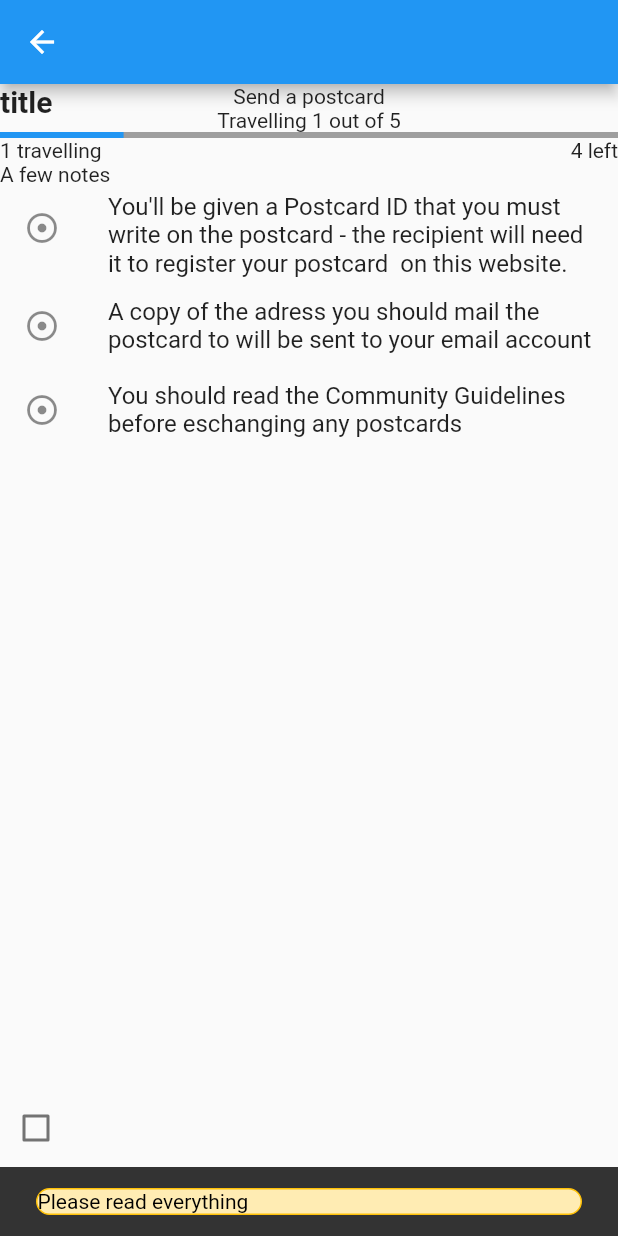
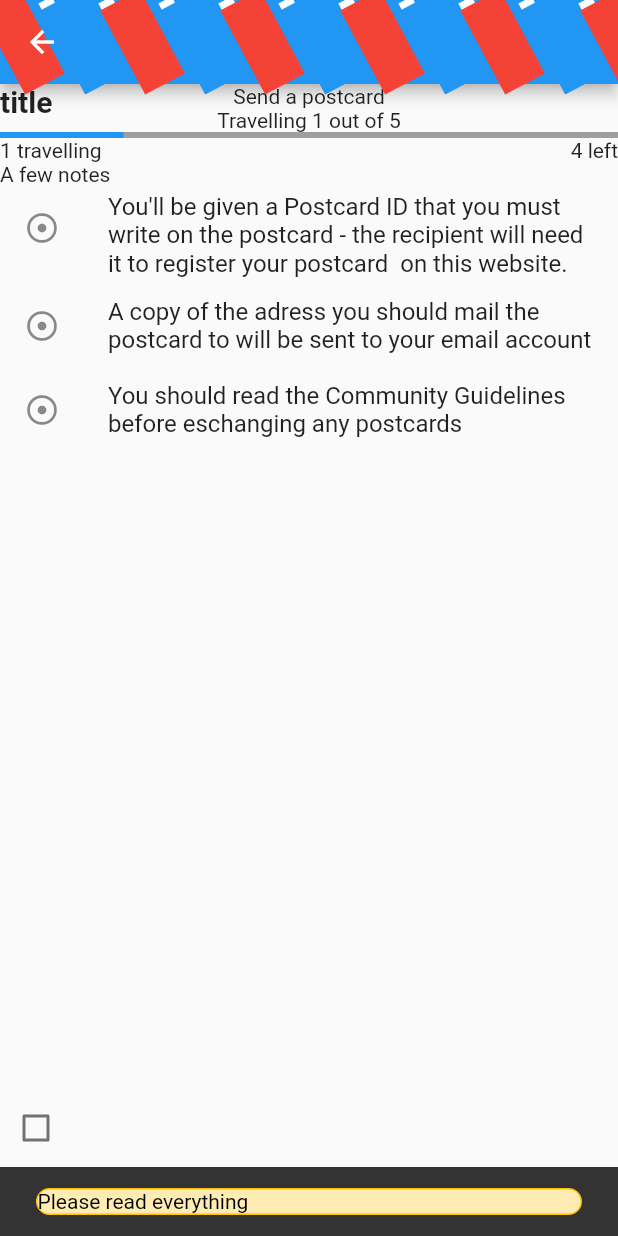
Before and after one commit to A-Castanho/postcrossing, a Flutter app: the SendScreen screen opened directly, after a tap on "Request adress", on a phone screen of 412 x 824 dp. Run offline on Flutter 3.47's test engine with Material 2 defaults, Android fonts, the light colour scheme and no system bars; missing offline and left inert: screen_config.

Commit message:
some wall layout

```diff
--- a/lib/functionalities/postcard_sending/screens/send_screen.dart
+++ /dev/null
@@ -1,113 +0,0 @@
-import 'package:flutter/material.dart';
-import 'package:screen_config/screen_config.dart';
-
-import '../../../widgets/customappbar.dart';
-
-class SendScreen extends StatefulWidget {
-  const SendScreen({super.key});
-
-  @override
-  State<SendScreen> createState() => _SendScreenState();
-}
-
-class _SendScreenState extends State<SendScreen> {
-  final noTravelling = 1;
-
-  final maxNoTravelling = 5;
-
-  var _agreedTerms = false;
-
-  @override
-  Widget build(BuildContext context) {
-    return Scaffold(
-      appBar: buildCustomAppBar(),
-      body: Column(
-        children: [
-          Text('Send a postcard'),
-          Expanded(
-            child: Column(
-              children: <Widget>[
-                Text('Travelling $noTravelling out of $maxNoTravelling'),
-                LinearProgressIndicator(
-                  value: (noTravelling.toDouble() * 1) / maxNoTravelling,
-                  backgroundColor: Colors.grey,
-                ),
-                Row(
-                  mainAxisAlignment: MainAxisAlignment.spaceBetween,
-                  children: [
-                    Text('$noTravelling travelling'),
-                    Text('${maxNoTravelling - noTravelling} left'),
-                  ],
-                ),
-                Expanded(
-                  child: Column(
-                    mainAxisAlignment: MainAxisAlignment.center,
-                    crossAxisAlignment: CrossAxisAlignment.start,
-                    children: [
-                      Text('A few notes'),
-                      Expanded(
-                        child: ListView(
-                          children: [
-                            _buildInfoItem(
-                                "You'll be given a Postcard ID that you must write on the postcard - the recipient will need it to register your postcard  on this website."),
-                            _buildInfoItem(
-                                "A copy of the adress you should mail the postcard to will be sent to your email account"),
-                            _buildInfoItem(
-                                "You should read the Community Guidelines before eschanging any postcards"),
-                          ],
-                        ),
-                      ),
-                      Checkbox(
-                        value: false,
-                        onChanged: (value) => setState(() {
-                          print(value);
-                          _agreedTerms = value ?? false;
-                        }),
-                      ),
-                      ElevatedButton.icon(
-                          onPressed: () {
-                            if (_agreedTerms) {
-                              /*  Navigator.push(
-                                  context,
-                                  MaterialPageRoute(
-                                    builder: (context) {},
-                                  )); */
-                            } else {
-                              ScaffoldMessenger.of(context).showSnackBar(
-                                SnackBar(
-                                  content: Container(
-                                      width: ScreenConfig.blockSizeHorizontal,
-                                      decoration: BoxDecoration(
-                                          color: Colors.amber.shade100,
-                                          borderRadius: BorderRadius.all(
-                                              Radius.circular(12)),
-                                          border:
-                                              Border.all(color: Colors.amber)),
-                                      child: Text(
-                                        "Please read everything",
-                                        style: TextStyle(color: Colors.black),
-                                      )),
-                                ),
-                              );
-                            }
-                          },
-                          icon: Icon(Icons.mail),
-                          label: Text('Request adress'))
-                    ],
-                  ),
-                )
-              ],
-            ),
-          ),
-        ],
-      ),
-    );
-  }
-
-  Widget _buildInfoItem(String s) {
-    return ListTile(
-      leading: Icon(Icons.adjust_sharp),
-      title: Text(s),
-    );
-  }
-}
--- a/lib/main.dart
+++ b/lib/main.dart
@@ -1,6 +1,8 @@
 import 'package:flutter/material.dart';
+import 'package:postcrossing/screens/mainScreen.dart';
 import 'package:screen_config/screen_config.dart';
-import 'functionalities/postcard_sending/screens/send_screen.dart';
+import 'screens/send_screen.dart';
+import 'screens/sent_wall.dart';
 
 void main() {
   runApp(const MyApp());
@@ -27,6 +29,6 @@ class AppHome extends StatelessWidget {
   @override
   Widget build(BuildContext context) {
     ScreenConfig.init(context);
-    return SendScreen();
+    return MyHomePage();
   }
 }
--- /dev/null
+++ b/lib/screens/send_screen.dart
@@ -0,0 +1,113 @@
+import 'package:flutter/material.dart';
+import 'package:screen_config/screen_config.dart';
+
+import '../widgets/customappbar.dart';
+
+class SendScreen extends StatefulWidget {
+  const SendScreen({super.key});
+
+  @override
+  State<SendScreen> createState() => _SendScreenState();
+}
+
+class _SendScreenState extends State<SendScreen> {
+  final noTravelling = 1;
+
+  final maxNoTravelling = 5;
+
+  var _agreedTerms = false;
+
+  @override
+  Widget build(BuildContext context) {
+    return Scaffold(
+      appBar: buildCustomAppBar(),
+      body: Column(
+        children: [
+          Text('Send a postcard'),
+          Expanded(
+            child: Column(
+              children: <Widget>[
+                Text('Travelling $noTravelling out of $maxNoTravelling'),
+                LinearProgressIndicator(
+                  value: (noTravelling.toDouble() * 1) / maxNoTravelling,
+                  backgroundColor: Colors.grey,
+                ),
+                Row(
+                  mainAxisAlignment: MainAxisAlignment.spaceBetween,
+                  children: [
+                    Text('$noTravelling travelling'),
+                    Text('${maxNoTravelling - noTravelling} left'),
+                  ],
+                ),
+                Expanded(
+                  child: Column(
+                    mainAxisAlignment: MainAxisAlignment.center,
+                    crossAxisAlignment: CrossAxisAlignment.start,
+                    children: [
+                      Text('A few notes'),
+                      Expanded(
+                        child: ListView(
+                          children: [
+                            _buildInfoItem(
+                                "You'll be given a Postcard ID that you must write on the postcard - the recipient will need it to register your postcard  on this website."),
+                            _buildInfoItem(
+                                "A copy of the adress you should mail the postcard to will be sent to your email account"),
+                            _buildInfoItem(
+                                "You should read the Community Guidelines before eschanging any postcards"),
+                          ],
+                        ),
+                      ),
+                      Checkbox(
+                        value: false,
+                        onChanged: (value) => setState(() {
+                          print(value);
+                          _agreedTerms = value ?? false;
+                        }),
+                      ),
+                      ElevatedButton.icon(
+                          onPressed: () {
+                            if (_agreedTerms) {
+                              /*  Navigator.push(
+                                  context,
+                                  MaterialPageRoute(
+                                    builder: (context) {},
+                                  )); */
+                            } else {
+                              ScaffoldMessenger.of(context).showSnackBar(
+                                SnackBar(
+                                  content: Container(
+                                      width: ScreenConfig.blockSizeHorizontal,
+                                      decoration: BoxDecoration(
+                                          color: Colors.amber.shade100,
+                                          borderRadius: BorderRadius.all(
+                                              Radius.circular(12)),
+                                          border:
+                                              Border.all(color: Colors.amber)),
+                                      child: Text(
+                                        "Please read everything",
+                                        style: TextStyle(color: Colors.black),
+                                      )),
+                                ),
+                              );
+                            }
+                          },
+                          icon: Icon(Icons.mail),
+                          label: Text('Request adress'))
+                    ],
+                  ),
+                )
+              ],
+            ),
+          ),
+        ],
+      ),
+    );
+  }
+
+  Widget _buildInfoItem(String s) {
+    return ListTile(
+      leading: Icon(Icons.adjust_sharp),
+      title: Text(s),
+    );
+  }
+}
--- a/lib/widgets/customappbar.dart
+++ b/lib/widgets/customappbar.dart
@@ -27,40 +27,37 @@ buildCustomAppBar() {
   );
 }
 
-class PaintingStripe {
-  final Paint paint;
-  final double strokeWidth;
-  final double stripeWidth;
-
-  PaintingStripe(this.paint, this.strokeWidth, this.stripeWidth);
-}
-
 class StripedPainter extends CustomPainter {
   @override
   void paint(Canvas canvas, Size size) {
     const double strokeWidth = 30.0;
-    const double stripeWidth = strokeWidth;
 
-    final paint = [
+    final paints = [
       Paint()
         ..color = Colors.red
         ..strokeWidth = strokeWidth
         ..style = PaintingStyle.stroke,
       Paint()
         ..color = Colors.white
-        ..strokeWidth = strokeWidth
+        ..strokeWidth = strokeWidth / 3
         ..style = PaintingStyle.stroke,
       Paint()
         ..color = Colors.blue
         ..strokeWidth = strokeWidth
-        ..style = PaintingStyle.stroke
+        ..style = PaintingStyle.stroke,
+      Paint()
+        ..color = Colors.white
+        ..strokeWidth = strokeWidth / 3
+        ..style = PaintingStyle.stroke,
     ];
 
     double startX = 0;
     while (startX < size.width) {
-      canvas.drawLine(
-          Offset(startX, 0), Offset(startX + stripeWidth, size.height), paint);
-      startX += stripeWidth;
+      for (var paint in paints) {
+        canvas.drawLine(Offset(startX, 0),
+            Offset(startX + strokeWidth, size.height), paint);
+        startX += paint.strokeWidth;
+      }
     }
   }
 
```
Also changed, not shown: lib/screens/mainScreen.dart (added, +29 -0 lines), lib/screens/sent_wall.dart (added, +77 -0 lines), 173 other files.
